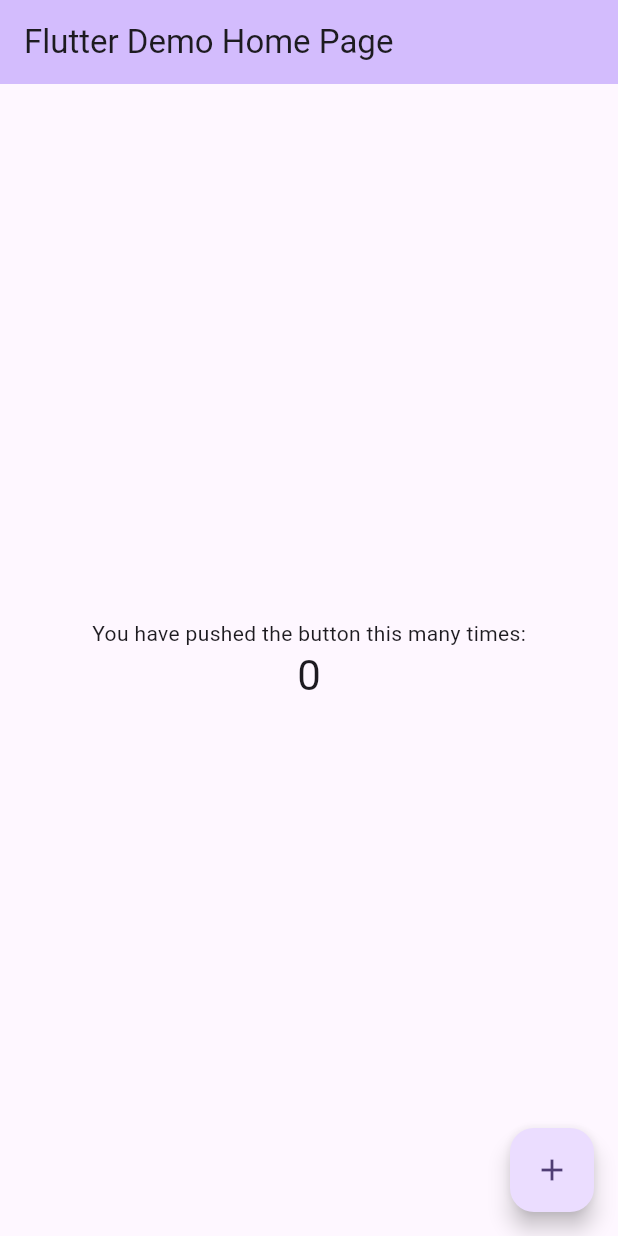
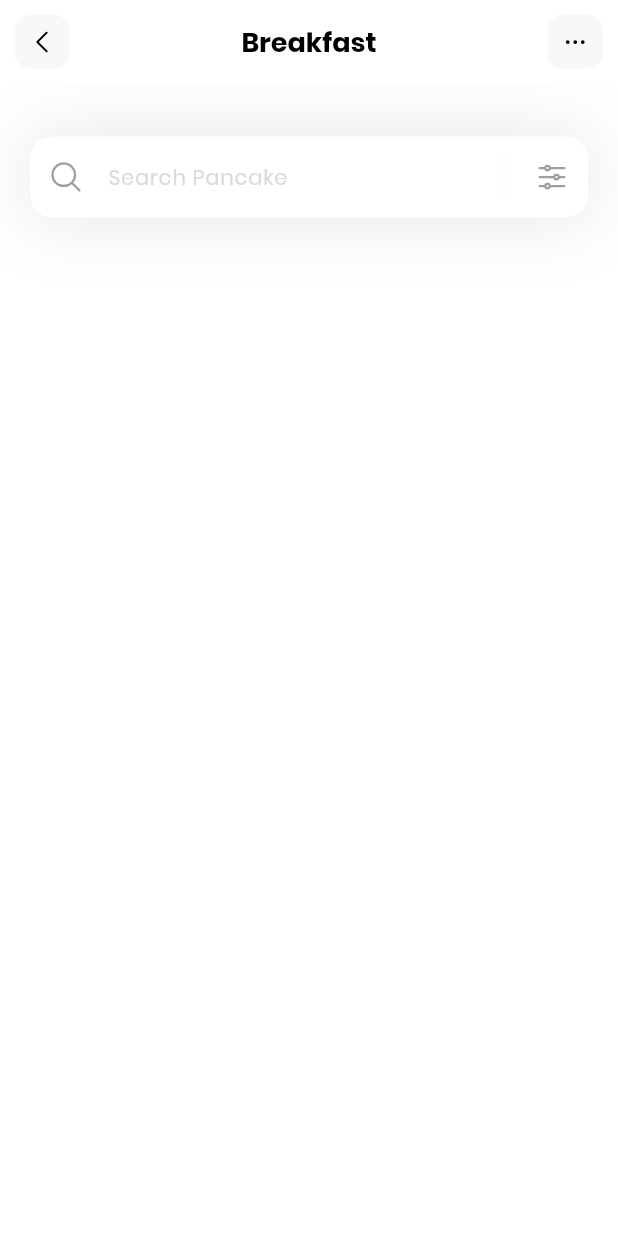
Before and after one commit to shonazarovdev/flutter_app, a Flutter app: the screen it shows after launch, on a phone screen of 412 x 824 dp. Run offline on Flutter 3.47's test engine with Material 3 defaults, Android fonts, the phone set to English and light mode, and no system bars; our stand-ins replace flutter_svg.

Commit message:
AppBar and SearchField ui

```diff
--- a/lib/main.dart
+++ b/lib/main.dart
@@ -1,4 +1,5 @@
 import 'package:flutter/material.dart';
+import 'package:my_app/pages/home.dart';
 
 void main() {
   runApp(const MyApp());
@@ -11,112 +12,9 @@ class MyApp extends StatelessWidget {
   @override
   Widget build(BuildContext context) {
     return MaterialApp(
-      title: 'Flutter Demo',
-      theme: ThemeData(
-        // This is the theme of your application.
-        //
-        // TRY THIS: Try running your application with "flutter run". You'll see
-        // the application has a purple toolbar. Then, without quitting the app,
-        // try changing the seedColor in the colorScheme below to Colors.green
-        // and then invoke "hot reload" (save your changes or press the "hot
-        // reload" button in a Flutter-supported IDE, or press "r" if you used
-        // the command line to start the app).
-        //
-        // Notice that the counter didn't reset back to zero; the application
-        // state is not lost during the reload. To reset the state, use hot
-        // restart instead.
-        //
-        // This works for code too, not just values: Most code changes can be
-        // tested with just a hot reload.
-        colorScheme: ColorScheme.fromSeed(seedColor: Colors.deepPurple),
-      ),
-      home: const MyHomePage(title: 'Flutter Demo Home Page'),
+      debugShowCheckedModeBanner: false,
+      theme: ThemeData(fontFamily: 'Poppins'),
+      home: const HomePage(),
     );
   }
 }
-
-class MyHomePage extends StatefulWidget {
-  const MyHomePage({super.key, required this.title});
-
-  // This widget is the home page of your application. It is stateful, meaning
-  // that it has a State object (defined below) that contains fields that affect
-  // how it looks.
-
-  // This class is the configuration for the state. It holds the values (in this
-  // case the title) provided by the parent (in this case the App widget) and
-  // used by the build method of the State. Fields in a Widget subclass are
-  // always marked "final".
-
-  final String title;
-
-  @override
-  State<MyHomePage> createState() => _MyHomePageState();
-}
-
-class _MyHomePageState extends State<MyHomePage> {
-  int _counter = 0;
-
-  void _incrementCounter() {
-    setState(() {
-      // This call to setState tells the Flutter framework that something has
-      // changed in this State, which causes it to rerun the build method below
-      // so that the display can reflect the updated values. If we changed
-      // _counter without calling setState(), then the build method would not be
-      // called again, and so nothing would appear to happen.
-      _counter++;
-    });
-  }
-
-  @override
-  Widget build(BuildContext context) {
-    // This method is rerun every time setState is called, for instance as done
-    // by the _incrementCounter method above.
-    //
-    // The Flutter framework has been optimized to make rerunning build methods
-    // fast, so that you can just rebuild anything that needs updating rather
-    // than having to individually change instances of widgets.
-    return Scaffold(
-      appBar: AppBar(
-        // TRY THIS: Try changing the color here to a specific color (to
-        // Colors.amber, perhaps?) and trigger a hot reload to see the AppBar
-        // change color while the other colors stay the same.
-        backgroundColor: Theme.of(context).colorScheme.inversePrimary,
-        // Here we take the value from the MyHomePage object that was created by
-        // the App.build method, and use it to set our appbar title.
-        title: Text(widget.title),
-      ),
-      body: Center(
-        // Center is a layout widget. It takes a single child and positions it
-        // in the middle of the parent.
-        child: Column(
-          // Column is also a layout widget. It takes a list of children and
-          // arranges them vertically. By default, it sizes itself to fit its
-          // children horizontally, and tries to be as tall as its parent.
-          //
-          // Column has various properties to control how it sizes itself and
-          // how it positions its children. Here we use mainAxisAlignment to
-          // center the children vertically; the main axis here is the vertical
-          // axis because Columns are vertical (the cross axis would be
-          // horizontal).
-          //
-          // TRY THIS: Invoke "debug painting" (choose the "Toggle Debug Paint"
-          // action in the IDE, or press "p" in the console), to see the
-          // wireframe for each widget.
-          mainAxisAlignment: MainAxisAlignment.center,
-          children: <Widget>[
-            const Text('You have pushed the button this many times:'),
-            Text(
-              '$_counter',
-              style: Theme.of(context).textTheme.headlineMedium,
-            ),
-          ],
-        ),
-      ),
-      floatingActionButton: FloatingActionButton(
-        onPressed: _incrementCounter,
-        tooltip: 'Increment',
-        child: const Icon(Icons.add),
-      ), // This trailing comma makes auto-formatting nicer for build methods.
-    );
-  }
-}
--- a/lib/pages/home.dart
+++ b/lib/pages/home.dart
@@ -0,0 +1,124 @@
+import 'package:flutter/material.dart';
+import 'package:flutter_svg/flutter_svg.dart';
+
+class HomePage extends StatelessWidget {
+  const HomePage({super.key});
+
+  @override
+  Widget build(BuildContext context) {
+    return Scaffold(
+      appBar: appBar(),
+      backgroundColor: Colors.white,
+      body: Column(children: [_searchFIeld()]),
+    );
+  }
+
+  AppBar appBar() {
+    return AppBar(
+      title: Text(
+        'Breakfast',
+        style: TextStyle(
+          color: Colors.black,
+          fontSize: 18,
+          fontWeight: FontWeight.bold,
+        ),
+      ),
+      centerTitle: true,
+      elevation: 0.0,
+      backgroundColor: Colors.white,
+      leading: GestureDetector(
+        onTap: () {},
+        child: Container(
+          margin: EdgeInsets.all(10),
+          alignment: Alignment.center,
+          child: SvgPicture.asset(
+            'assets/icons/Arrow-left.svg',
+            width: 20,
+            height: 20,
+          ),
+          decoration: BoxDecoration(
+            color: Color(0xfff7f8f8),
+            borderRadius: BorderRadius.circular(10),
+          ),
+        ),
+      ),
+      actions: [
+        GestureDetector(
+          onTap: () {},
+          child: Container(
+            margin: EdgeInsets.all(10),
+            alignment: Alignment.center,
+            width: 37,
+            child: SvgPicture.asset(
+              'assets/icons/Dots.svg',
+              width: 20,
+              height: 20,
+            ),
+            decoration: BoxDecoration(
+              color: Color(0xfff7f8f8),
+              borderRadius: BorderRadius.circular(10),
+            ),
+          ),
+        ),
+      ],
+    );
+  }
+
+  Container _searchFIeld() {
+    return Container(
+      margin: EdgeInsets.only(top: 35, left: 20, right: 20),
+      decoration: BoxDecoration(
+        boxShadow: [
+          BoxShadow(
+            color: Color(0xff1d1617).withOpacity(0.11),
+            blurRadius: 40,
+            spreadRadius: 0.0,
+          ),
+        ],
+      ),
+      child: TextField(
+        decoration: InputDecoration(
+          filled: true,
+          fillColor: Colors.white,
+          contentPadding: EdgeInsets.all(15),
+          hintText: 'Search Pancake',
+          hintStyle: TextStyle(color: Color(0xffDDDADA), fontSize: 14),
+          prefixIcon: Padding(
+            padding: const EdgeInsets.all(12),
+            child: SvgPicture.asset(
+              'assets/icons/Search.svg',
+              color: Colors.grey,
+            ),
+          ),
+          suffixIcon: Container(
+            width: 100,
+            child: IntrinsicHeight(
+              child: Row(
+                mainAxisAlignment: MainAxisAlignment.end,
+                children: [
+                  VerticalDivider(
+                    color: Color(0xffDDDADA),
+                    indent: 10,
+                    endIndent: 10,
+                    thickness: 0.1,
+                  ),
+                  Padding(
+                    padding: const EdgeInsets.all(12),
+                    child: SvgPicture.asset(
+                      'assets/icons/Filters.svg',
+                      color: Colors.grey,
+                    ),
+                  ),
+                ],
+              ),
+            ),
+          ),
+          border: OutlineInputBorder(
+            borderRadius: BorderRadius.circular(15),
+            borderSide: BorderSide.none,
+          ),
+        ),
+      ),
+    );
+  }
+}
```
Also changed, not shown: pubspec.yaml (+14 -8 lines), assets/icons/Arrow-left.svg (added), assets/icons/Dots.svg (added), assets/icons/Filters.svg (added), assets/icons/Search.svg (added), fonts/Poppins-Bold.ttf (added), fonts/Poppins-Medium.ttf (added), fonts/Poppins-Regular.ttf (added), fonts/Poppins-SemiBold.ttf (added), pubspec.lock.
